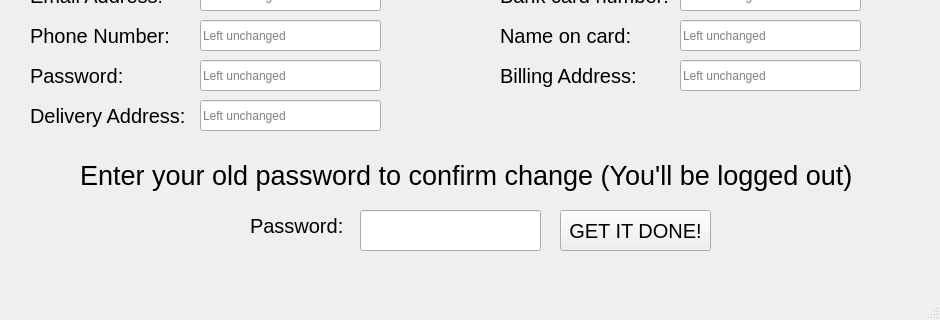
Above: UIs/AccountDetail.ui from PaHenriquez/ComputerStore before the change; both pictures show x 0 to 940 and y 380 to 700 of the 940 by 700 pixel window. Below: the same form after it.
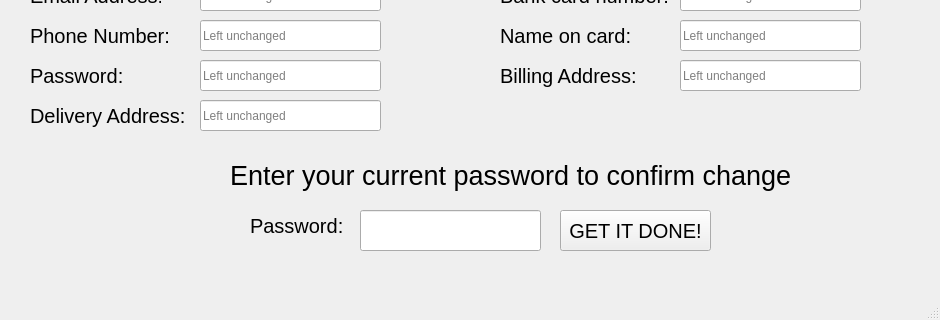
That is the form after the change.

Commit message: fixed registration form

What changed in the file:
```diff
--- a/UIs/AccountDetail.ui
+++ b/UIs/AccountDetail.ui
@@ -435,7 +435,7 @@
      </font>
     </property>
     <property name="text">
-     <string>Enter your old password to confirm change (You'll be logged out)</string>
+     <string>                    Enter your current password to confirm change</string>
     </property>
    </widget>
    <widget class="QPushButton" name="GETITDONE">
```
The commit also changes 7 other files.
